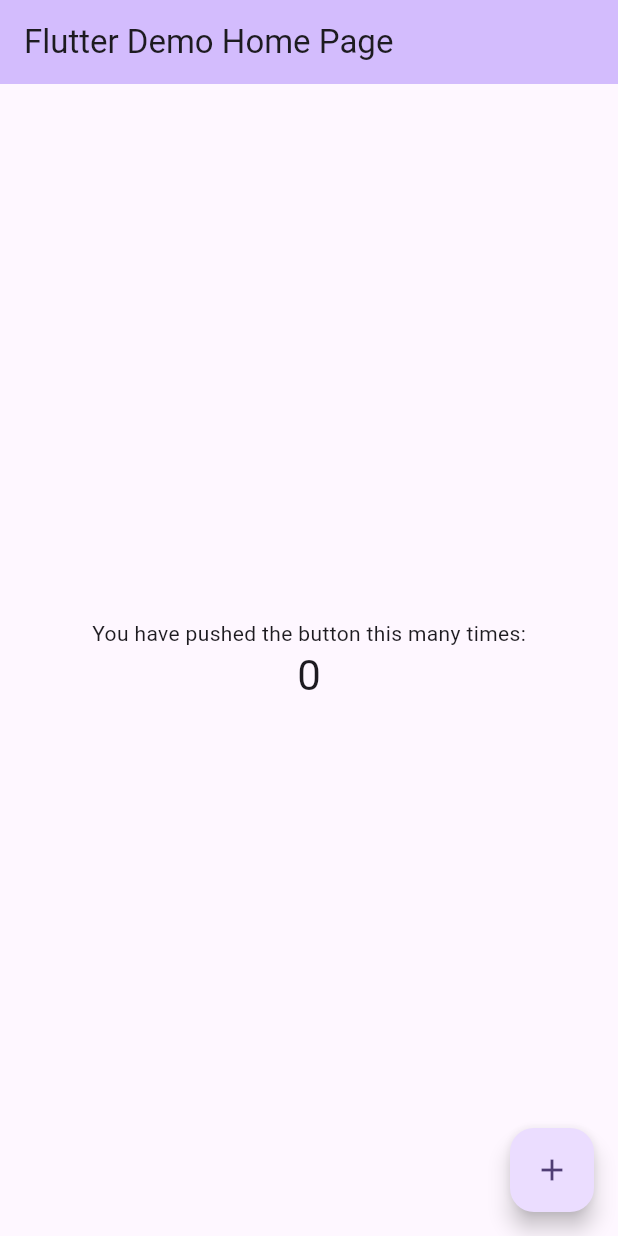
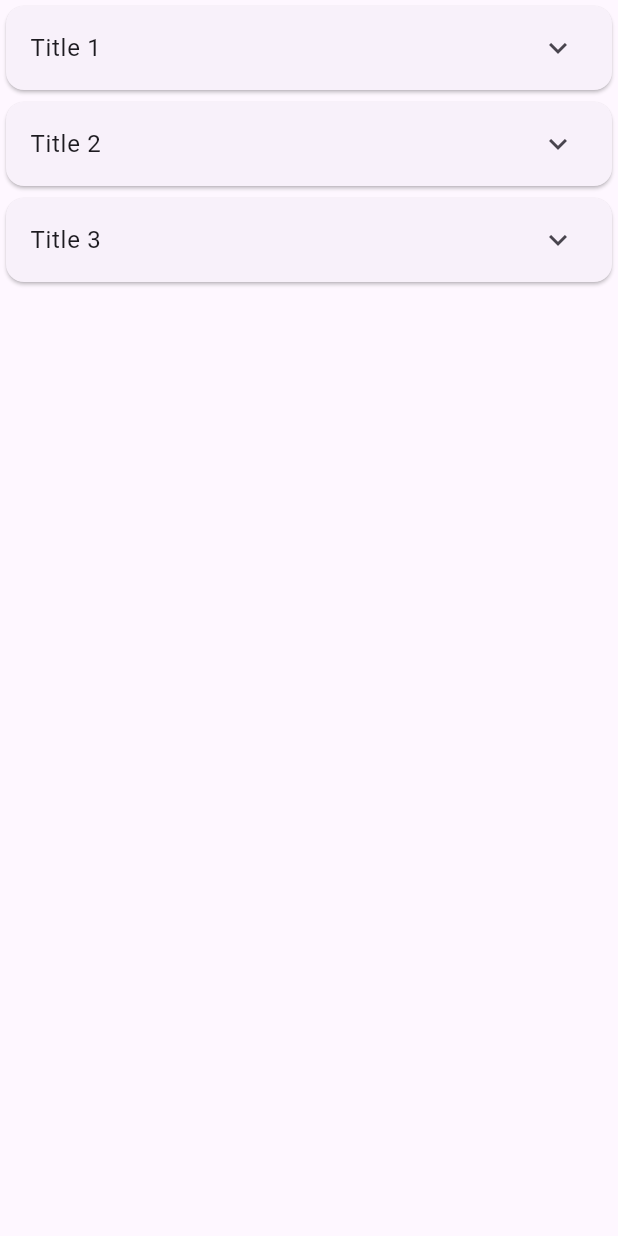
Before and after one commit to mfs-abarragan/mini_app_task, a Flutter app: the screen it shows after launch, on a phone screen of 412 x 824 dp. Run offline on Flutter 3.47's test engine with Material 3 defaults, Android fonts, the phone set to English and light mode, and no system bars; our stand-ins replace flutter_riverpod.

Commit message:
Item List module was added

```diff
--- /dev/null
+++ b/lib/items/models/model_item_data.dart
@@ -0,0 +1,43 @@
+import 'dart:convert';
+
+class ItemData {
+  ItemData({
+    required this.id,
+    required this.title,
+    required this.text,
+    this.isFavourite = false,
+  });
+
+  factory ItemData.fromRawJson(String str) =>
+      ItemData.fromJson(json.decode(str));
+
+  factory ItemData.fromJson(Map<String, dynamic> json) => ItemData(
+        id: json['id'],
+        title: json['title'],
+        text: json['text'],
+      );
+
+  final String id;
+  final String title;
+  final String text;
+  final bool isFavourite;
+
+  String toRawJson() => json.encode(toJson());
+
+  static String toRawJsonList(List<ItemData> communityList) {
+    final List<Map<String, dynamic>> jsonList =
+        communityList.map((community) => community.toJson()).toList();
+    return json.encode(jsonList);
+  }
+
+  Map<String, dynamic> toJson() => {'id': id, 'title': title, 'text': text};
+
+  static List<ItemData> fromJsonList(List<dynamic> jsonList) {
+    return jsonList.map((item) => ItemData.fromJson(item)).toList();
+  }
+
+  static List<ItemData> fromRawJsonList(String str) {
+    final List<dynamic> jsonList = json.decode(str);
+    return jsonList.map((item) => ItemData.fromJson(item)).toList();
+  }
+}
--- /dev/null
+++ b/lib/items/providers/provider_item_list.dart
@@ -0,0 +1,8 @@
+import 'package:flutter_riverpod/flutter_riverpod.dart';
+import 'package:mini_app_task/items/models/model_item_data.dart';
+import 'package:mini_app_task/items/repository/repository_item.dart';
+
+ItemRepository _repository = ItemRepository();
+
+final itemListFutureProvider =
+    FutureProvider<List<ItemData>>((ref) => _repository.fetchItems());
--- /dev/null
+++ b/lib/items/ui/screens/screen_item_list.dart
@@ -0,0 +1,32 @@
+import 'package:flutter/material.dart';
+import 'package:flutter_riverpod/flutter_riverpod.dart';
+import 'package:mini_app_task/items/providers/provider_item_list.dart';
+import 'package:mini_app_task/items/ui/widgets/expandible_item.dart';
+
+class ItemListScreen extends ConsumerWidget {
+  const ItemListScreen({super.key});
+
+  @override
+  Widget build(BuildContext context, WidgetRef ref) {
+    final provider = ref.watch(itemListFutureProvider);
+
+    return Scaffold(
+      body: provider.when(
+        data: (data) {
+          return ListView.builder(
+            itemCount: data.length,
+            itemBuilder: (BuildContext context, int index) {
+              return ExpandibleItem(itemData: data[index]);
+            },
+          );
+        },
+        loading: () => const Center(
+          child: Text('Loading...'),
+        ),
+        error: (err, stack) => const Center(
+          child: Text('Oops! There was an error :('),
+        ),
+      ),
+    );
+  }
+}
--- /dev/null
+++ b/lib/items/ui/widgets/expandible_item.dart
@@ -0,0 +1,55 @@
+import 'package:flutter/material.dart';
+import 'package:flutter_riverpod/flutter_riverpod.dart';
+import 'package:mini_app_task/items/controller/controller_item.dart';
+import 'package:mini_app_task/items/models/model_item_data.dart';
+
+class ExpandibleItem extends ConsumerWidget {
+  final ItemData itemData;
+
+  const ExpandibleItem({
+    super.key,
+    required this.itemData,
+  });
+
+  @override
+  Widget build(BuildContext context, WidgetRef ref) {
+    final provider = ref.watch(singleItemProvider(itemData));
+    final controller = ref.read(singleItemProvider(itemData).notifier);
+
+    bool isExpanded = provider.value?.isExpanded ?? false;
+    bool isFavourite = provider.value?.isFavourite ?? false;
+
+    return Card(
+      child: Column(
+        children: [
+          ListTile(
+            title: Text(itemData.title),
+            trailing: InkWell(
+              onTap: () => controller.toggleTile(),
+              child: Icon(isExpanded ? Icons.expand_less : Icons.expand_more),
+            ),
+          ),
+          Visibility(
+            visible: isExpanded,
+            child: Padding(
+              padding: const EdgeInsets.all(16.0),
+              child: Column(
+                children: [
+                  Text(itemData.text),
+                  Container(
+                    margin: const EdgeInsets.only(top: 8),
+                    child: InkWell(
+                      onTap: () => controller.toggleFavourite(),
+                      child: Icon(
+                          isFavourite ? Icons.favorite : Icons.favorite_border),
+                    ),
+                  ),
+                ],
+              ),
+            ),
+          ),
+        ],
+      ),
+    );
+  }
+}
--- a/lib/main.dart
+++ b/lib/main.dart
@@ -1,7 +1,10 @@
 import 'package:flutter/material.dart';
+import 'package:flutter_riverpod/flutter_riverpod.dart';
+import 'package:mini_app_task/items/ui/screens/screen_item_list.dart';
 
+final providerContainer = ProviderContainer();
 void main() {
-  runApp(const MyApp());
+  runApp(ProviderScope(parent: providerContainer, child: const MyApp()));
 }
 
 class MyApp extends StatelessWidget {
@@ -15,55 +18,7 @@ class MyApp extends StatelessWidget {
         colorScheme: ColorScheme.fromSeed(seedColor: Colors.deepPurple),
         useMaterial3: true,
       ),
-      home: const MyHomePage(title: 'Flutter Demo Home Page'),
+      home: const ItemListScreen(),
     );
   }
 }
-
-class MyHomePage extends StatefulWidget {
-  const MyHomePage({super.key, required this.title});
-
-  final String title;
-
-  @override
-  State<MyHomePage> createState() => _MyHomePageState();
-}
-
-class _MyHomePageState extends State<MyHomePage> {
-  int _counter = 0;
-
-  void _incrementCounter() {
-    setState(() {
-      _counter++;
-    });
-  }
-
-  @override
-  Widget build(BuildContext context) {
-    return Scaffold(
-      appBar: AppBar(
-        backgroundColor: Theme.of(context).colorScheme.inversePrimary,
-        title: Text(widget.title),
-      ),
-      body: Center(
-        child: Column(
-          mainAxisAlignment: MainAxisAlignment.center,
-          children: <Widget>[
-            const Text(
-              'You have pushed the button this many times:',
-            ),
-            Text(
-              '$_counter',
-              style: Theme.of(context).textTheme.headlineMedium,
-            ),
-          ],
-        ),
-      ),
-      floatingActionButton: FloatingActionButton(
-        onPressed: _incrementCounter,
-        tooltip: 'Increment',
-        child: const Icon(Icons.add),
-      ),
-    );
-  }
-}
--- a/pubspec.yaml
+++ b/pubspec.yaml
@@ -11,6 +11,8 @@ dependencies:
     sdk: flutter
 
   cupertino_icons: ^1.0.2
+  shared_preferences: ^2.2.3
+  flutter_riverpod: ^2.4.10
 
 dev_dependencies:
   flutter_test:
```
Also changed, not shown: lib/items/api/api_items.dart (added, +44 -0 lines), lib/items/controller/controller_item.dart (added, +45 -0 lines), lib/items/models/model_global_repsonse.dart (added, +23 -0 lines), lib/items/repository/repository_item.dart (added, +7 -0 lines), lib/items/state/state_single_item.dart (added, +22 -0 lines), lib/items/config/dio.dart (added), pubspec.lock, 3 other files.
